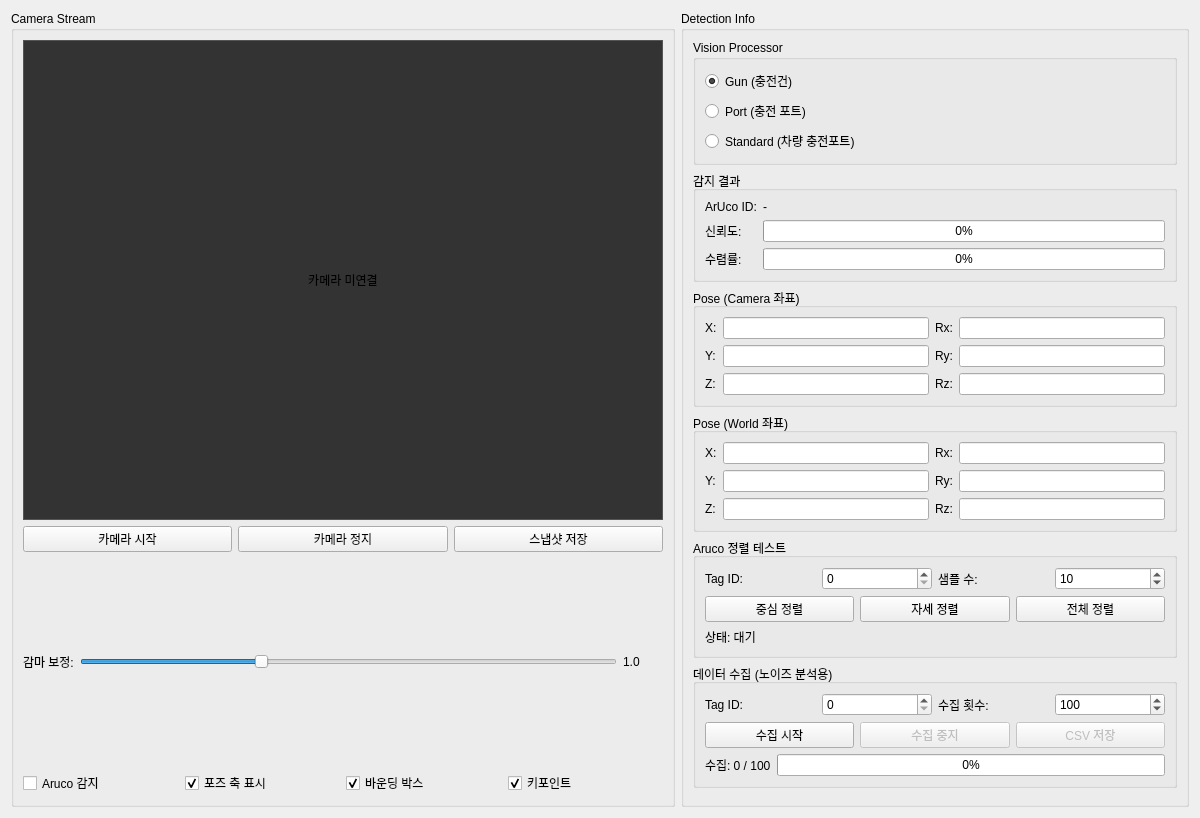
kuks2309/Charging_Robot_Operation, file ui/tab_vision.ui: the form before one commit.
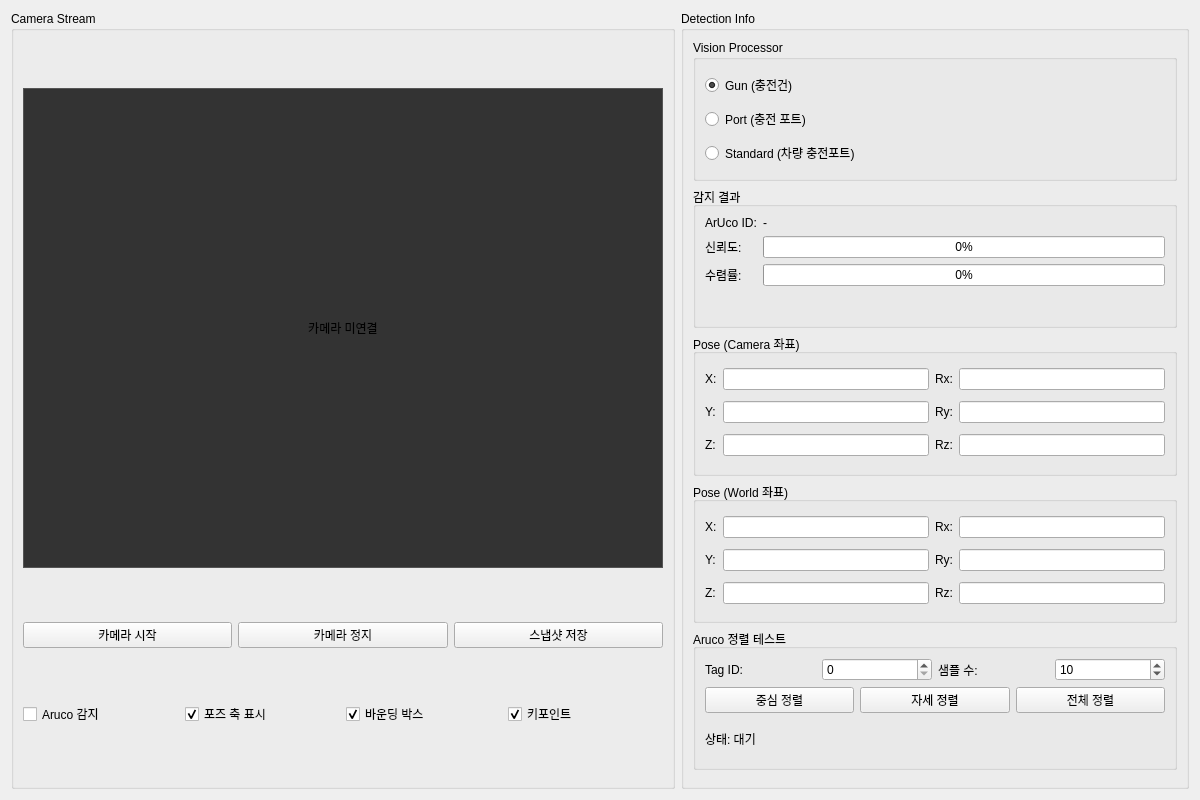
The form after the commit.

Diff of the .ui file:
```diff
--- a/ui/tab_vision.ui
+++ b/ui/tab_vision.ui
@@ -21,12 +21,24 @@
      <layout class="QVBoxLayout" name="verticalLayoutCamera">
       <item>
        <widget class="QLabel" name="labelCameraView">
+        <property name="sizePolicy">
+         <sizepolicy hsizetype="Fixed" vsizetype="Fixed">
+          <horstretch>0</horstretch>
+          <verstretch>0</verstretch>
+         </sizepolicy>
+        </property>
         <property name="minimumSize">
          <size>
           <width>640</width>
           <height>480</height>
          </size>
         </property>
+        <property name="maximumSize">
+         <size>
+          <width>640</width>
+          <height>480</height>
+         </size>
+        </property>
         <property name="styleSheet">
          <string>background-color: #333333; border: 1px solid #555555;</string>
         </property>
@@ -63,46 +75,6 @@
         </item>
        </layout>
       </item>
-      <item>
-       <layout class="QHBoxLayout" name="horizontalLayoutGamma">
-        <item>
-         <widget class="QLabel" name="labelGamma">
-          <property name="text">
-           <string>감마 보정:</string>
-          </property>
-         </widget>
-        </item>
-        <item>
-         <widget class="QSlider" name="sliderGamma">
-          <property name="minimum">
-           <number>50</number>
-          </property>
-          <property name="maximum">
-           <number>200</number>
-          </property>
-          <property name="value">
-           <number>100</number>
-          </property>
-          <property name="orientation">
-           <enum>Qt::Horizontal</enum>
-          </property>
-         </widget>
-        </item>
-        <item>
-         <widget class="QLabel" name="labelGammaValue">
-          <property name="text">
-           <string>1.0</string>
-          </property>
-          <property name="minimumSize">
-           <size>
-            <width>40</width>
-            <height>0</height>
-           </size>
-          </property>
-         </widget>
-        </item>
-       </layout>
-      </item>
       <item>
        <layout class="QHBoxLayout" name="horizontalLayoutOverlay">
         <item>
@@ -530,107 +502,6 @@
        </widget>
       </item>
 
-      <!-- 데이터 수집 -->
-      <item>
-       <widget class="QGroupBox" name="groupDataCollection">
-        <property name="title">
-         <string>데이터 수집 (노이즈 분석용)</string>
-        </property>
-        <layout class="QVBoxLayout" name="layoutDataCollection">
-         <item>
-          <layout class="QHBoxLayout">
-           <item>
-            <widget class="QLabel" name="labelCollectTagId">
-             <property name="text">
-              <string>Tag ID:</string>
-             </property>
-            </widget>
-           </item>
-           <item>
-            <widget class="QSpinBox" name="spinCollectTagId">
-             <property name="minimum">
-              <number>0</number>
-             </property>
-             <property name="maximum">
-              <number>255</number>
-             </property>
-            </widget>
-           </item>
-           <item>
-            <widget class="QLabel" name="labelCollectCount">
-             <property name="text">
-              <string>수집 횟수:</string>
-             </property>
-            </widget>
-           </item>
-           <item>
-            <widget class="QSpinBox" name="spinCollectCount">
-             <property name="minimum">
-              <number>10</number>
-             </property>
-             <property name="maximum">
-              <number>1000</number>
-             </property>
-             <property name="value">
-              <number>100</number>
-             </property>
-            </widget>
-           </item>
-          </layout>
-         </item>
-         <item>
-          <layout class="QHBoxLayout">
-           <item>
-            <widget class="QPushButton" name="btnStartCollect">
-             <property name="text">
-              <string>수집 시작</string>
-             </property>
-            </widget>
-           </item>
-           <item>
-            <widget class="QPushButton" name="btnStopCollect">
-             <property name="text">
-              <string>수집 중지</string>
-             </property>
-             <property name="enabled">
-              <bool>false</bool>
-             </property>
-            </widget>
-           </item>
-           <item>
-            <widget class="QPushButton" name="btnSaveCollect">
-             <property name="text">
-              <string>CSV 저장</string>
-             </property>
-             <property name="enabled">
-              <bool>false</bool>
-             </property>
-            </widget>
-           </item>
-          </layout>
-         </item>
-         <item>
-          <layout class="QHBoxLayout">
-           <item>
-            <widget class="QLabel" name="labelCollectStatus">
-             <property name="text">
-              <string>수집: 0 / 100</string>
-             </property>
-            </widget>
-           </item>
-           <item>
-            <widget class="QProgressBar" name="progressCollect">
-             <property name="value">
-              <number>0</number>
-             </property>
-            </widget>
-           </item>
-          </layout>
-         </item>
-        </layout>
-       </widget>
-      </item>
-
       <item>
        <spacer name="verticalSpacerVision">
         <property name="orientation">
```
